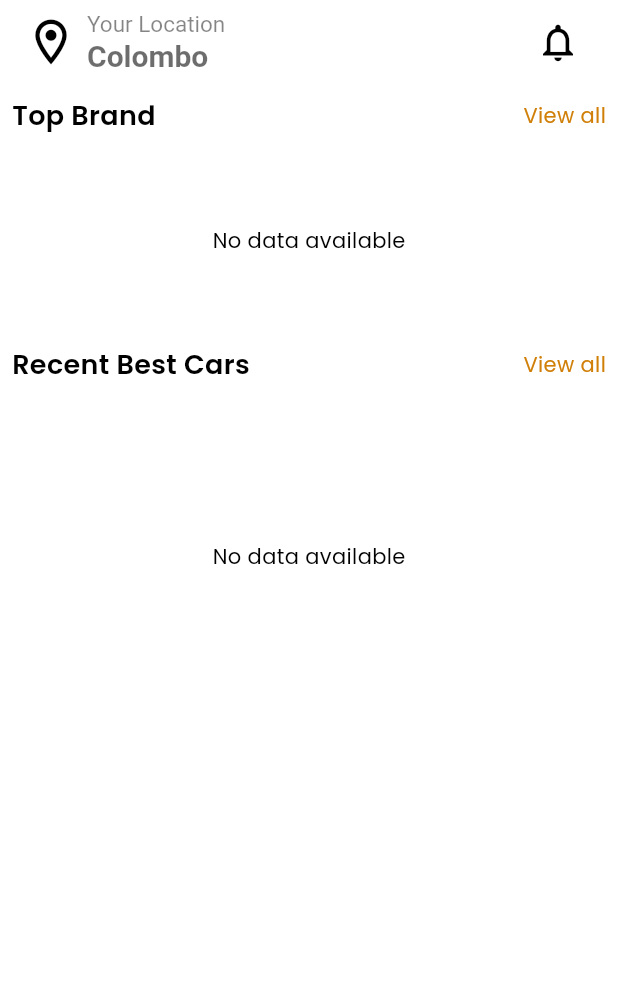
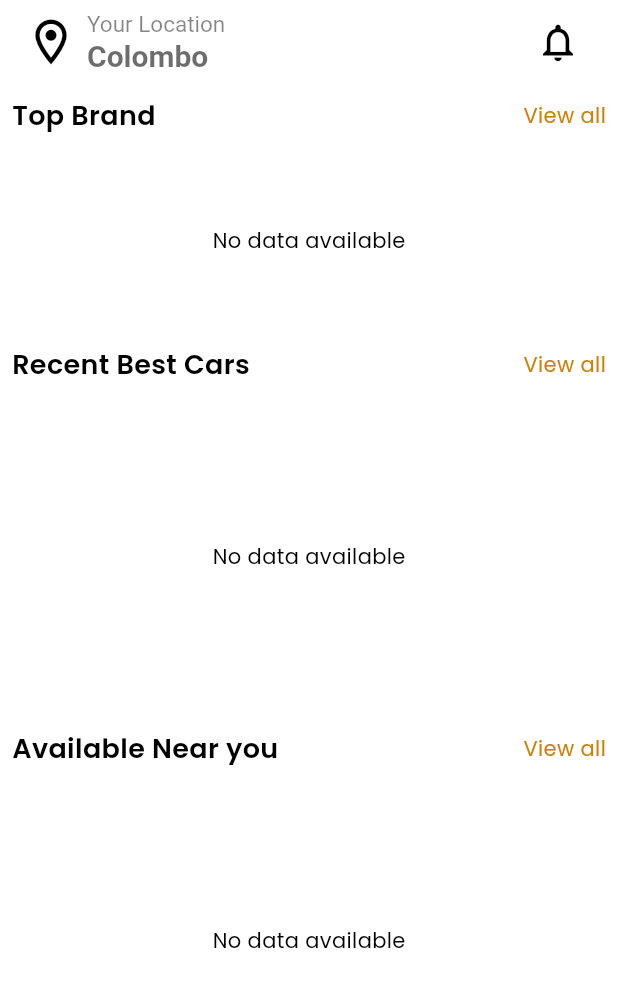
Before and after one commit to gnklakshan/KarConnect, a Flutter app: the Home screen opened directly, on a phone screen of 412 x 824 dp. Shown: the top 987 px of the screen. Run offline on Flutter 3.47's test engine with Material 3 defaults, Android fonts, the light colour scheme and no system bars; our stand-ins replace cloud_firestore, firebase_auth, firebase_core, get, get_storage, iconsax and 2 more; accounts and stored records are empty.

Commit message:
dashbord added

```diff
--- a/lib/features/dashboard/MainPages/homepage.dart
+++ b/lib/features/dashboard/MainPages/homepage.dart
@@ -35,19 +35,19 @@ class Home extends StatelessWidget {
                     collectionName: 'vehicle_db',
                   ),
 
-                  // // GestureDetector(
-                  // //     onTap: () => Get.toNamed('/details'),
-                  // //     child: const vehicle_card()),
-                  // SizedBox(
-                  //   height: 15,
-                  // ),
-                  // List_Title("Available Near you", context),
-                  // const SizedBox(
-                  //   height: 15,
-                  // ),
-                  // vehicle_card_list(
-                  //   collectionName: 'vehicle_db',
-                  // ),
+                  // GestureDetector(
+                  //     onTap: () => Get.toNamed('/details'),
+                  //     child: const vehicle_card()),
+                  SizedBox(
+                    height: 15,
+                  ),
+                  List_Title("Available Near you", context),
+                  const SizedBox(
+                    height: 15,
+                  ),
+                  vehicle_card_list(
+                    collectionName: 'vehicle_db',
+                  ),
                 ],
               ),
             ),
```
Also changed, not shown: lib/features/dashboard/widgets_class/vehicleCard.dart (+128 -13 lines).
